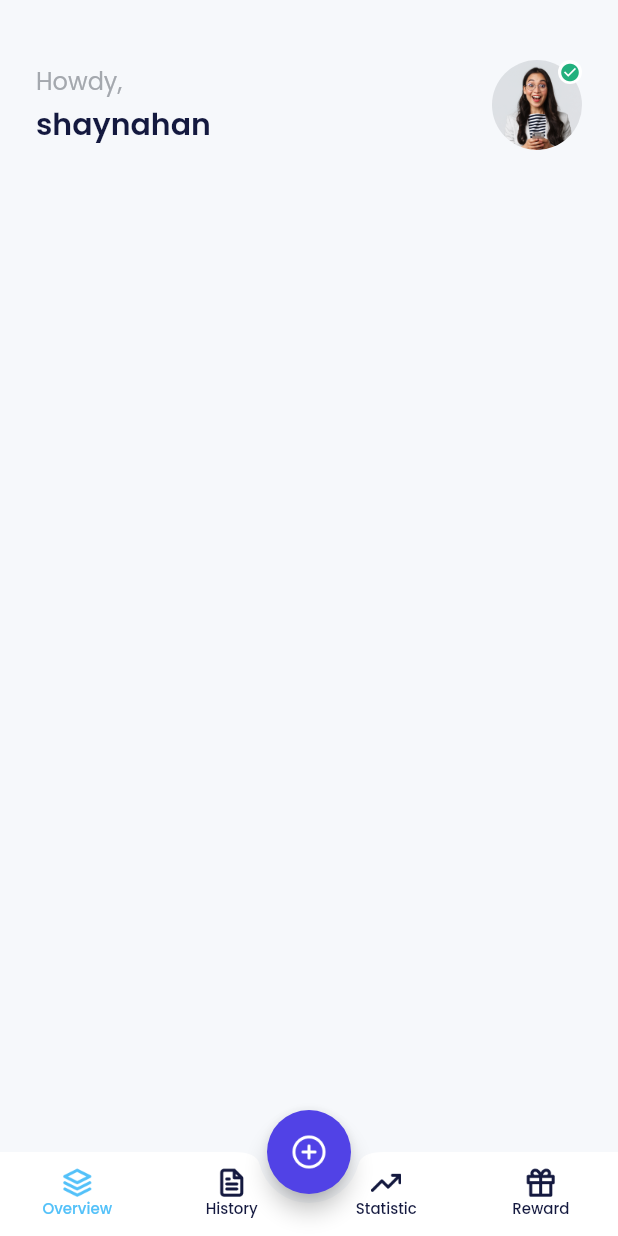
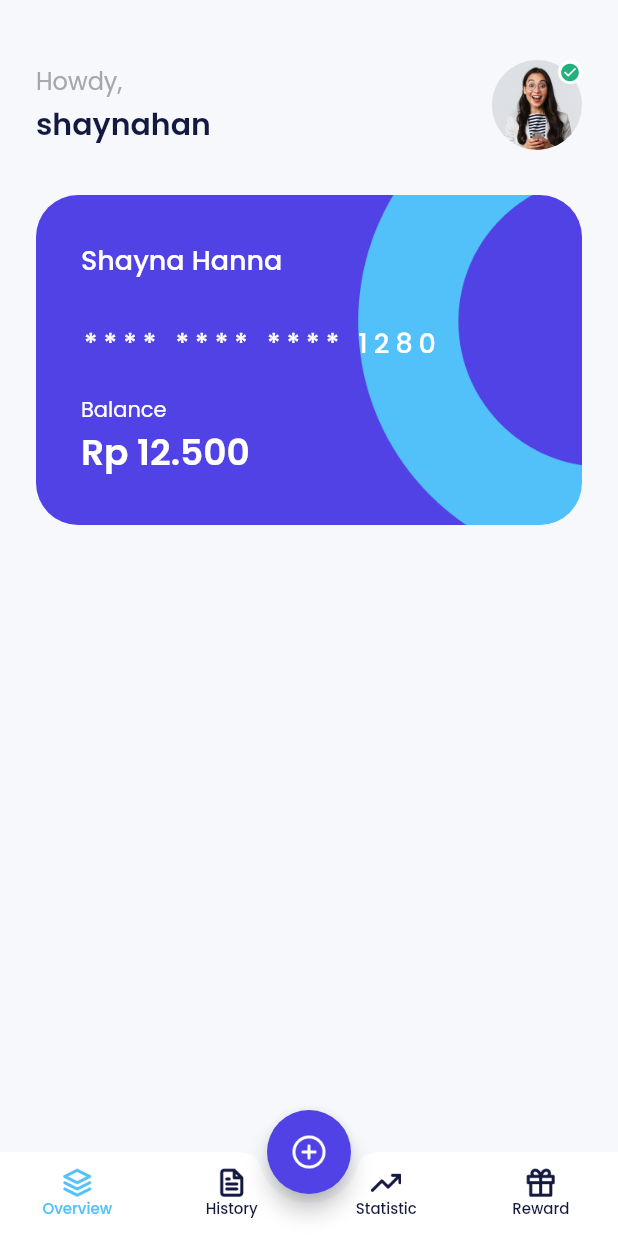
Before and after one commit to rizalfadiaalfikri/bank-sha, a Flutter app: the HomePage screen opened by its route, on a phone screen of 412 x 824 dp. Run offline on Flutter 3.47's test engine with Material 2 defaults, Android fonts, the phone set to English and light mode, and no system bars; our stand-ins replace carousel_slider, google_fonts.

Commit message:
create widget wallet card

```diff
--- a/lib/shared/theme.dart
+++ b/lib/shared/theme.dart
@@ -1,7 +1,7 @@
 import 'package:flutter/material.dart';
 import 'package:google_fonts/google_fonts.dart';
 
-Color whiteColor = const Color(0xFFFFFF);
+Color whiteColor = const Color(0xFFF);
 Color blackColor = const Color(0xFF14193F);
 Color greyColor = const Color(0xFFA4A8AE);
 Color lightBackgroundColor = const Color(0xFFF6F8FB);
--- a/lib/ui/pages/home_page.dart
+++ b/lib/ui/pages/home_page.dart
@@ -1,5 +1,6 @@
 import 'package:bank_sha/shared/theme.dart';
 import 'package:flutter/material.dart';
+import 'package:google_fonts/google_fonts.dart';
 
 class HomePage extends StatelessWidget {
   const HomePage({super.key});
@@ -78,6 +79,7 @@ class HomePage extends StatelessWidget {
         ),
         children: [
           buildProfile(),
+          buildWalletCard(),
         ],
       ),
     );
@@ -144,4 +146,66 @@ class HomePage extends StatelessWidget {
       ),
     );
   }
+
+  Widget buildWalletCard() {
+    return Container(
+      width: double.infinity,
+      height: 220,
+      margin: const EdgeInsets.only(
+        top: 30,
+      ),
+      padding: const EdgeInsets.all(30),
+      decoration: BoxDecoration(
+        borderRadius: BorderRadius.circular(28),
+        image: const DecorationImage(
+          fit: BoxFit.cover,
+          image: AssetImage("assets/img_bg_card.png"),
+        ),
+      ),
+      child: Column(
+        crossAxisAlignment: CrossAxisAlignment.start,
+        children: [
+          Text(
+            'Shayna Hanna',
+            style: GoogleFonts.poppins(
+              color: Colors.white,
+              fontSize: 18,
+              fontWeight: medium,
+            ),
+          ),
+          const SizedBox(
+            height: 28,
+          ),
+          Text(
+            "**** **** **** 1280",
+            style: GoogleFonts.poppins(
+              color: Colors.white,
+              fontSize: 18,
+              fontWeight: medium,
+              letterSpacing: 4,
+            ),
+          ),
+          const SizedBox(
+            height: 21,
+          ),
+          Text(
+            'Balance',
+            style: GoogleFonts.poppins(
+              color: Colors.white,
+              fontSize: 14,
+              fontWeight: regular,
+            ),
+          ),
+          Text(
+            'Rp 12.500',
+            style: GoogleFonts.poppins(
+              color: Colors.white,
+              fontSize: 24,
+              fontWeight: semiBold,
+            ),
+          ),
+        ],
+      ),
+    );
+  }
 }
```
